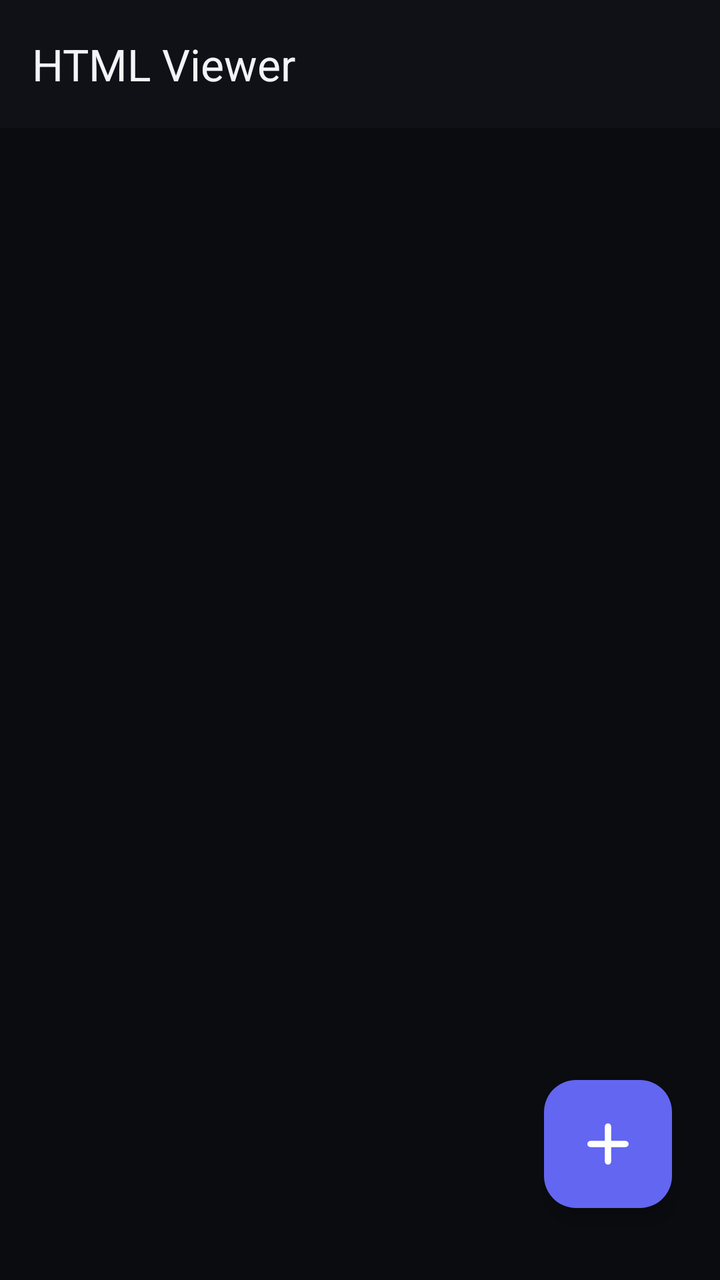
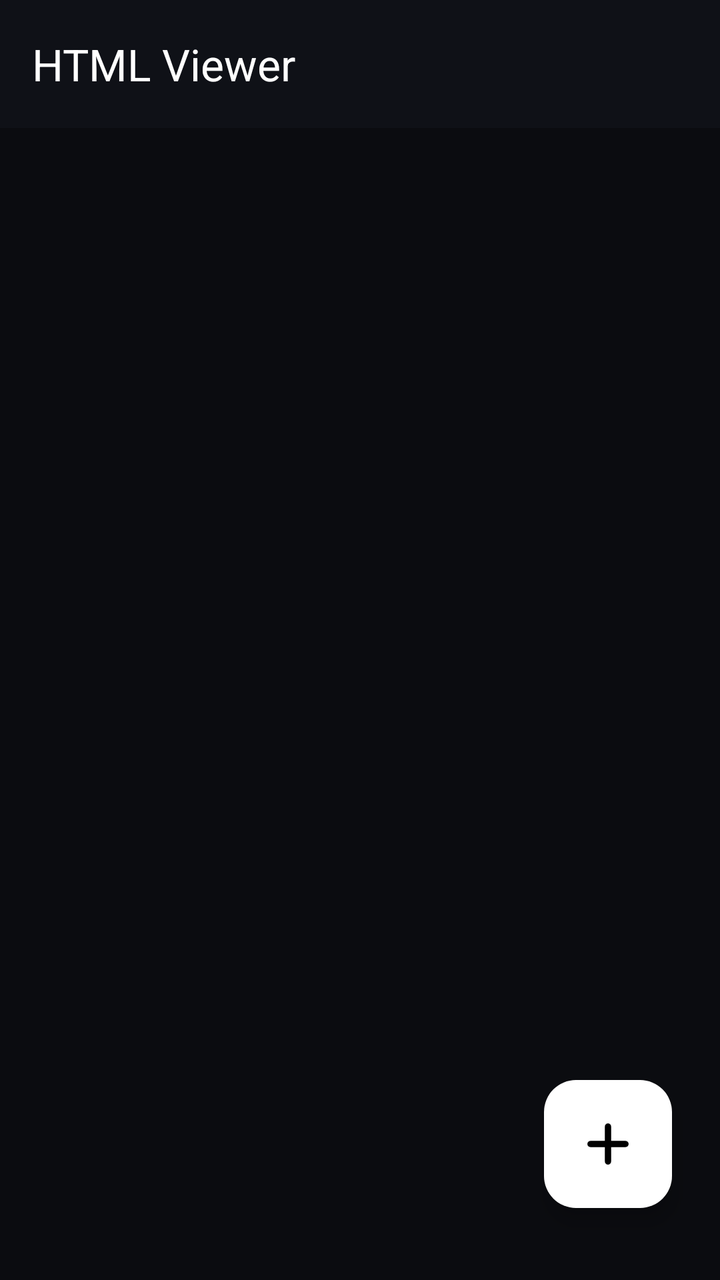

Compare the two renders of this Android layout. The source of the first and the diff that turns it into the second are given below.
<!-- AndroidManifest.xml: application theme Theme.HTMLViewer -->
<!-- res/layout/activity_main.xml -->
<?xml version="1.0" encoding="utf-8"?>
<androidx.coordinatorlayout.widget.CoordinatorLayout
    xmlns:android="http://schemas.android.com/apk/res/android"
    xmlns:app="http://schemas.android.com/apk/res-auto"
    android:id="@+id/root_container"
    android:layout_width="match_parent"
    android:layout_height="match_parent"
    android:fitsSystemWindows="true"
    android:background="@color/bg_primary">

    
    <com.google.android.material.appbar.AppBarLayout
        android:id="@+id/appbar"
        android:layout_width="match_parent"
        android:layout_height="wrap_content"
        android:fitsSystemWindows="true"
        android:background="@color/bg_toolbar"
        app:elevation="0dp"
        app:liftOnScroll="false">

        <com.google.android.material.appbar.MaterialToolbar
            android:id="@+id/toolbar"
            android:layout_width="match_parent"
            android:layout_height="?attr/actionBarSize"
            android:background="@color/bg_toolbar"
            app:title="HTML Viewer"
            app:titleCentered="false"
            app:titleTextColor="@color/text_primary"
            app:subtitleTextColor="@color/text_secondary" />

    </com.google.android.material.appbar.AppBarLayout>

    
    <androidx.recyclerview.widget.RecyclerView
        android:id="@+id/recycler_view"
        android:layout_width="match_parent"
        android:layout_height="match_parent"
        android:clipToPadding="false"
        android:paddingBottom="100dp"
        app:layout_behavior="@string/appbar_scrolling_view_behavior" />

    
    <LinearLayout
        android:id="@+id/empty_state"
        android:layout_width="match_parent"
        android:layout_height="match_parent"
        android:gravity="center"
        android:orientation="vertical"
        android:visibility="gone"
        android:paddingHorizontal="32dp"
        app:layout_behavior="@string/appbar_scrolling_view_behavior">

        <ImageView
            android:layout_width="72dp"
            android:layout_height="72dp"
            android:src="@drawable/ic_empty_library"
            android:contentDescription="Sin archivos"
            android:layout_marginBottom="24dp"
            app:tint="@color/accent_purple_light" />

        <TextView
            android:layout_width="wrap_content"
            android:layout_height="wrap_content"
            android:text="Sin archivos importados"
            android:textColor="@color/text_primary"
            android:textSize="18sp"
            android:textStyle="bold"
            android:fontFamily="sans-serif-medium"
            android:layout_marginBottom="8dp" />

        <TextView
            android:layout_width="wrap_content"
            android:layout_height="wrap_content"
            android:text="Toca el botón + para importar archivos HTML"
            android:textColor="@color/text_secondary"
            android:textSize="14sp"
            android:gravity="center" />

    </LinearLayout>

    
    <com.google.android.material.floatingactionbutton.FloatingActionButton
        android:id="@+id/fab_import"
        android:layout_width="64dp"
        android:layout_height="64dp"
        android:layout_gravity="bottom|end"
        android:layout_marginEnd="24dp"
        android:layout_marginBottom="36dp"
        android:contentDescription="Importar archivos HTML"
        app:fabCustomSize="64dp"
        app:maxImageSize="30dp"
        app:srcCompat="@drawable/ic_add"
        app:backgroundTint="@color/accent_purple"
        app:tint="@color/white"
        app:elevation="6dp" />

</androidx.coordinatorlayout.widget.CoordinatorLayout>
<!-- resources referenced by this layout -->
<resources>
  <color name="accent_purple">#6366F1</color>
  <color name="accent_purple_light">#818CF8</color>
  <color name="bg_primary">#0B0C10</color>
  <color name="bg_toolbar">#0F1117</color>
  <color name="text_primary">#F1F5F9</color>
  <color name="text_secondary">#94A3B8</color>
  <color name="white">#FFFFFFFF</color>
  <!-- drawable ic_add (drawable) -->
  <?xml version="1.0" encoding="utf-8"?>
  <vector xmlns:android="http://schemas.android.com/apk/res/android"
      android:width="32dp"
      android:height="32dp"
      android:viewportWidth="24"
      android:viewportHeight="24">
      <path
          android:fillColor="#00000000"
          android:strokeColor="#FFFFFF"
          android:strokeWidth="2.5"
          android:strokeLineCap="round"
          android:strokeLineJoin="round"
          android:pathData="M12,5 L12,19 M5,12 L19,12" />
  </vector>
  <!-- drawable ic_empty_library (drawable) -->
  <?xml version="1.0" encoding="utf-8"?>
  <vector xmlns:android="http://schemas.android.com/apk/res/android"
      android:width="72dp"
      android:height="72dp"
      android:viewportWidth="24"
      android:viewportHeight="24">
      <path
          android:fillColor="#00000000"
          android:strokeColor="#9D97FF"
          android:strokeWidth="1.5"
          android:strokeLineCap="round"
          android:strokeLineJoin="round"
          android:pathData="M13,2 L6,2 C4.9,2 4,2.9 4,4 L4,20 C4,21.1 4.9,22 6,22 L18,22 C19.1,22 20,21.1 20,20 L20,9 L13,2 Z M13,2 L13,9 L20,9 M9,13 L15,13 M9,17 L13,17" />
  </vector>
  <style name="Theme.HTMLViewer" parent="Base.Theme.HTMLViewer" />
  <style name="Base.Theme.HTMLViewer" parent="Theme.Material3.Dark.NoActionBar">
          <item name="android:windowBackground">@color/bg_primary</item>
          <item name="android:statusBarColor">@color/bg_toolbar</item>
          <item name="android:navigationBarColor">@color/bg_primary</item>
          <item name="android:windowLightStatusBar">false</item>
          
          
          <item name="elevationOverlayEnabled">false</item>
          <item name="colorPrimary">@color/accent_purple</item>
          <item name="colorSurface">@color/bg_toolbar</item>
          <item name="colorContainer">@color/bg_toolbar</item>
      </style>
</resources>

<!-- the commit's change to res/layout/activity_main.xml (unified diff, before → after) -->
@@ -56,7 +56,7 @@
             android:src="@drawable/ic_empty_library"
             android:contentDescription="Sin archivos"
             android:layout_marginBottom="24dp"
-            app:tint="@color/accent_purple_light" />
+            app:tint="@color/white" />
 
         <TextView
             android:layout_width="wrap_content"
@@ -90,8 +90,8 @@
         app:fabCustomSize="64dp"
         app:maxImageSize="30dp"
         app:srcCompat="@drawable/ic_add"
-        app:backgroundTint="@color/accent_purple"
-        app:tint="@color/white"
+        app:backgroundTint="@color/white"
+        app:tint="@color/black"
         app:elevation="6dp" />
 
 </androidx.coordinatorlayout.widget.CoordinatorLayout>
<!-- resource entries referenced after the edit -->
@@ -1,10 +1,10 @@
 <!-- resources referenced by this layout -->
 <resources>
-  <color name="accent_purple">#6366F1</color>
-  <color name="accent_purple_light">#818CF8</color>
+  <color name="accent_purple">#FFFFFF</color>
   <color name="bg_primary">#0B0C10</color>
   <color name="bg_toolbar">#0F1117</color>
-  <color name="text_primary">#F1F5F9</color>
+  <color name="black">#FF000000</color>
+  <color name="text_primary">#FFFFFF</color>
   <color name="text_secondary">#94A3B8</color>
   <color name="white">#FFFFFFFF</color>
   <!-- drawable ic_add (drawable) -->
@@ -16,7 +16,7 @@
       android:viewportHeight="24">
       <path
           android:fillColor="#00000000"
-          android:strokeColor="#FFFFFF"
+          android:strokeColor="#000000"
           android:strokeWidth="2.5"
           android:strokeLineCap="round"
           android:strokeLineJoin="round"
@@ -31,7 +31,7 @@
       android:viewportHeight="24">
       <path
           android:fillColor="#00000000"
-          android:strokeColor="#9D97FF"
+          android:strokeColor="#FFFFFF"
           android:strokeWidth="1.5"
           android:strokeLineCap="round"
           android:strokeLineJoin="round"
